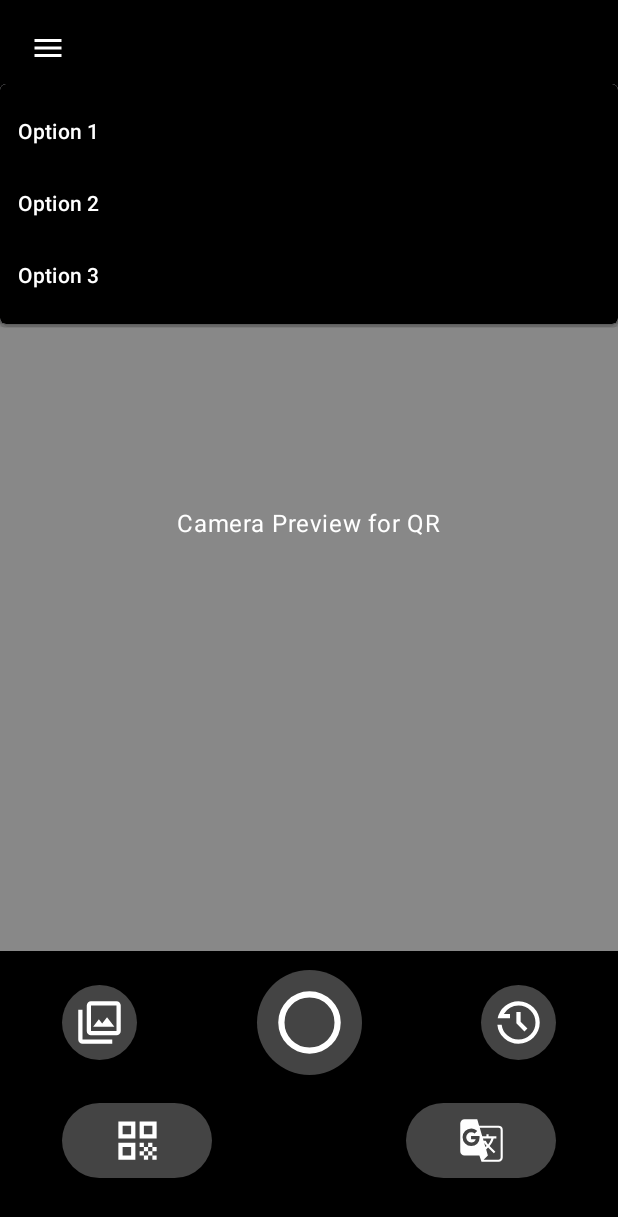
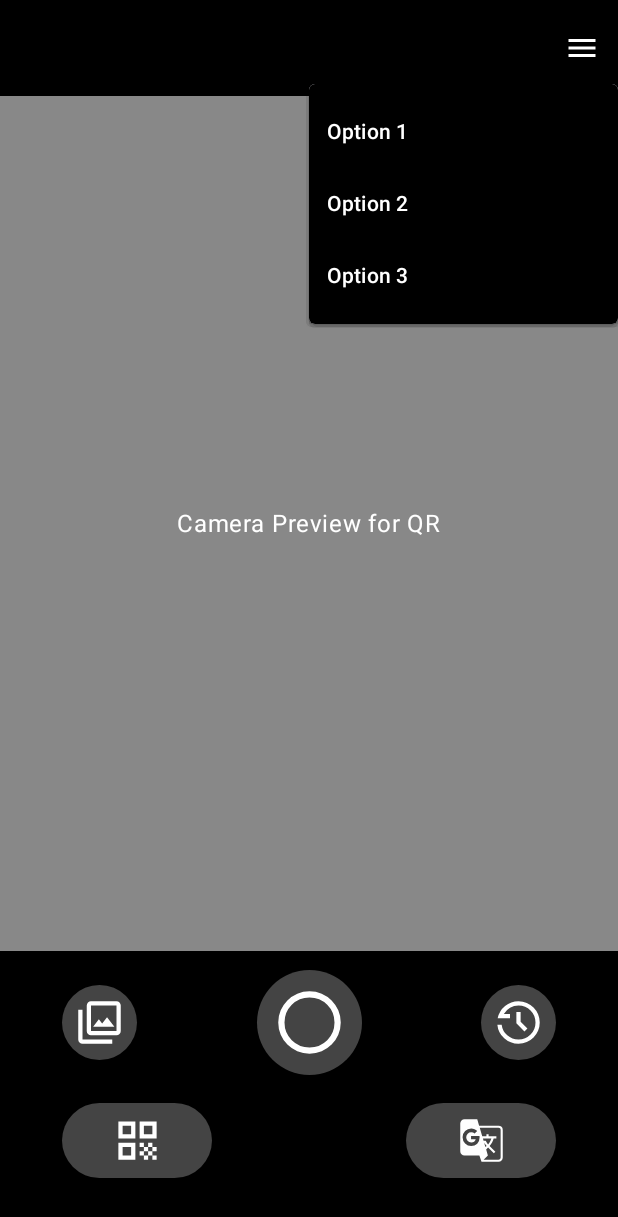
Before and after one commit to Zaphat/Z-Vision, an Android app built with Jetpack Compose: the screen it shows after launch (MainActivity), after a tap on "QR More", on a phone screen of 412 x 824 dp. Shown: the top 1217 px of the screen. Run offline under Robolectric (Android 15) with nearby library versions, the phone set to English and light mode, and no system bars.

Commit message:
ZV-22: Change option UI

```diff
--- a/app/src/main/java/com/zteam/zvision/ui/commons/SettingsPopup.kt
+++ b/app/src/main/java/com/zteam/zvision/ui/commons/SettingsPopup.kt
@@ -22,7 +22,7 @@ fun SettingsPopup(
         expanded = expanded,
         onDismissRequest = onDismiss,
         modifier = Modifier
-            .fillMaxWidth()
+            .fillMaxWidth(0.5f)
             .background(Color.Black)
     ) {
         menuItems.forEach { (title, action) ->
--- a/app/src/main/java/com/zteam/zvision/ui/screens/MainScreen.kt
+++ b/app/src/main/java/com/zteam/zvision/ui/screens/MainScreen.kt
@@ -43,26 +43,10 @@ fun MainScreen(
             modifier = Modifier
                 .fillMaxWidth()
                 .statusBarsPadding()
-                .padding(8.dp),
-            horizontalArrangement = Arrangement.Start,
+                .padding(start = 8.dp, bottom = 8.dp, top = 8.dp),
+            horizontalArrangement = Arrangement.End,
             verticalAlignment = Alignment.CenterVertically
         ) {
-            Box {
-                IconButton(
-                    onClick = { menuExpanded = true }
-                ) {
-                    Icon(
-                        imageVector = Icons.Default.Menu,
-                        contentDescription = "QR More",
-                        tint = Color.White,
-                    )
-                }
-
-                SettingsPopup(
-                    expanded = menuExpanded,
-                    onDismiss = { menuExpanded = false }
-                )
-            }
             if (initMode == "Translate") { // Translate mode
                 // From language button
                 Button(
@@ -106,6 +90,22 @@ fun MainScreen(
                         fontSize = 16.sp
                     )
                 }
+            }
+            Box {
+                IconButton(
+                    onClick = { menuExpanded = true }
+                ) {
+                    Icon(
+                        imageVector = Icons.Default.Menu,
+                        contentDescription = "QR More",
+                        tint = Color.White,
+                    )
+                }
+
+                SettingsPopup(
+                    expanded = menuExpanded,
+                    onDismiss = { menuExpanded = false }
+                )
             }
         }
 
```
